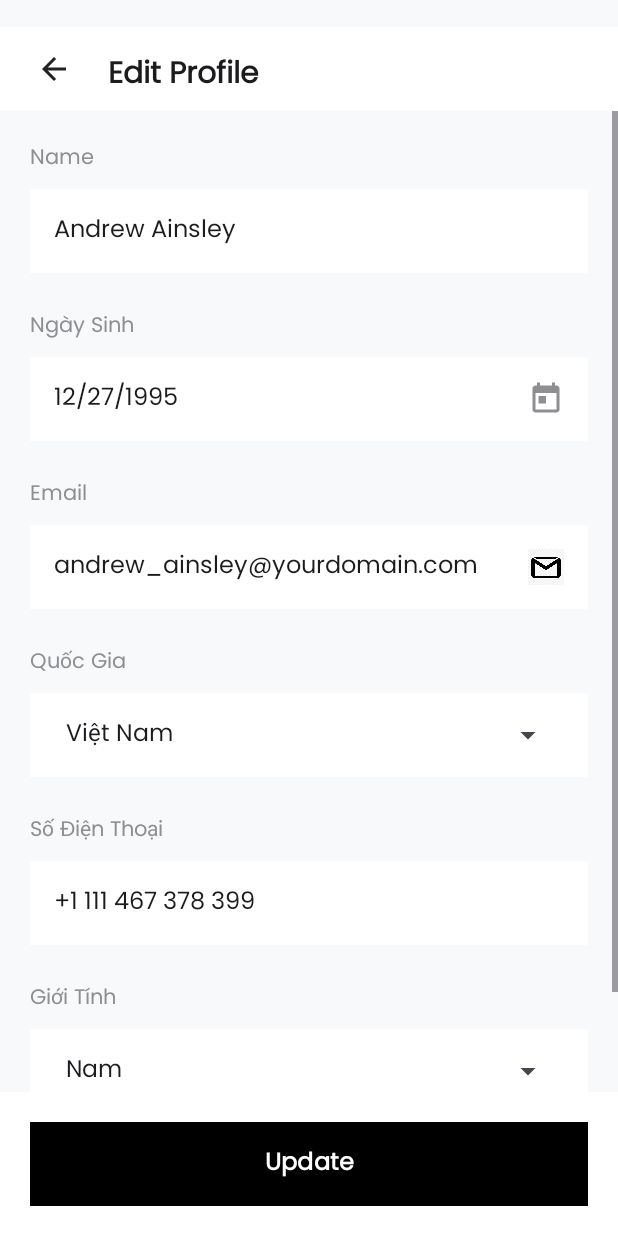
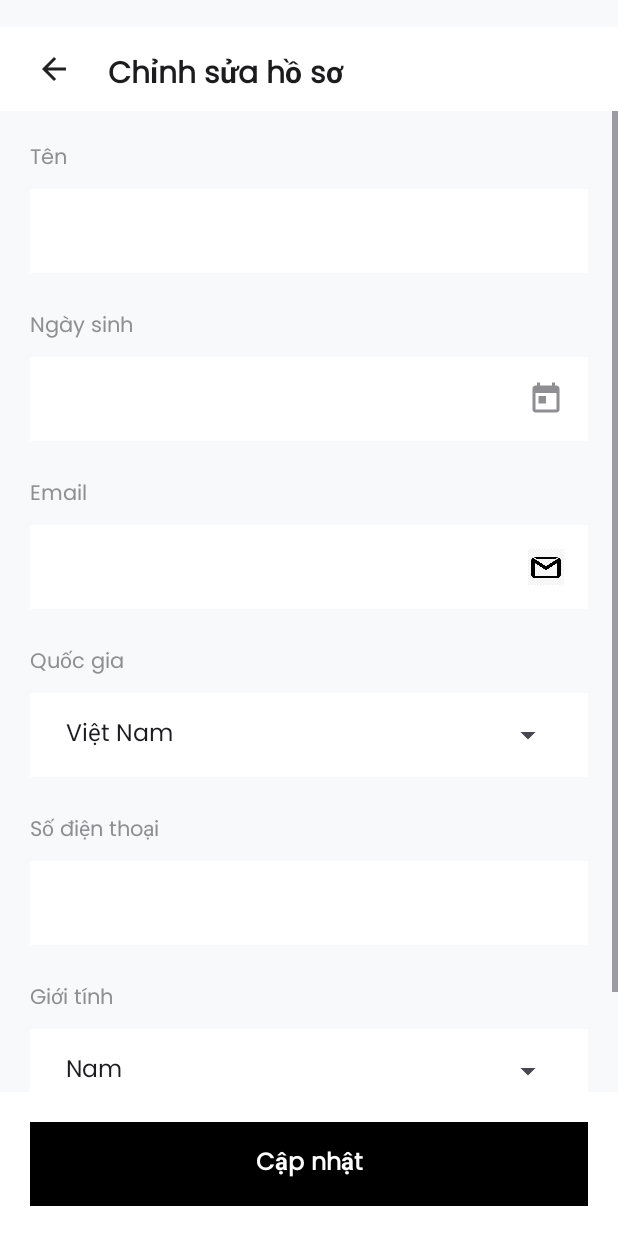
Before and after one commit to Du-Tuan-Minh/PROJECT_PRM, an Android app: the EditProfileActivity screen opened directly, with no data from a screen before it, on a phone screen of 412 x 824 dp. Run offline under Robolectric (Android 15) with nearby library versions, the light colour scheme and no system bars.

Commit message:
update code 7/14/2025

```diff
--- a/app/src/main/java/com/example/project_prm/MainActivity.java
+++ b/app/src/main/java/com/example/project_prm/MainActivity.java
@@ -1,5 +1,6 @@
 package com.example.project_prm;
 
+import android.content.Context;
 import android.content.Intent;
 import android.content.SharedPreferences;
 import android.os.Bundle;
@@ -13,6 +14,7 @@ import androidx.appcompat.app.AppCompatActivity;
 import com.example.project_prm.ui.Article.ArticlesActivity;
 
 import com.example.project_prm.MainScreen.HomeFragment;
+import com.example.project_prm.ui.User_Profile.LanguageHelper;
 import com.example.project_prm.ui.User_Profile.ProfileActivity;
 import com.example.project_prm.ui.auth.SignInActivity;
 import com.example.project_prm.utils.CurrentUser;
@@ -20,6 +22,11 @@ import com.google.android.material.bottomnavigation.BottomNavigationView;
 
 
 public class MainActivity extends AppCompatActivity {
+    @Override
+    protected void attachBaseContext(Context newBase) {
+        super.attachBaseContext(LanguageHelper.wrap(newBase));
+    }
+
 
     @Override
     protected void onCreate(Bundle savedInstanceState) {
--- a/app/src/main/java/com/example/project_prm/ui/User_Profile/EditProfileActivity.java
+++ b/app/src/main/java/com/example/project_prm/ui/User_Profile/EditProfileActivity.java
@@ -1,6 +1,7 @@
 package com.example.project_prm.ui.User_Profile;
 
 import android.app.DatePickerDialog;
+import android.content.Context;
 import android.os.Bundle;
 import android.view.View;
 import android.widget.ArrayAdapter;
@@ -28,6 +29,10 @@ public class EditProfileActivity extends AppCompatActivity {
     private EditText etFullName;
     private TextView tvDob, tvEmail, tvPhone;
 
+    @Override
+    protected void attachBaseContext(Context newBase) {
+        super.attachBaseContext(LanguageHelper.wrap(newBase));
+    }
     @Override
     protected void onCreate(Bundle savedInstanceState) {
         super.onCreate(savedInstanceState);
--- a/app/src/main/res/layout/fragment_edit_profile.xml
+++ b/app/src/main/res/layout/fragment_edit_profile.xml
@@ -27,11 +27,10 @@
             android:layout_width="0dp"
             android:layout_height="wrap_content"
             android:layout_weight="1"
-            android:text="Edit Profile"
+            android:text="@string/edit_profile"
             android:textColor="#1C1C1E"
             android:textSize="20sp"
             android:textStyle="bold" />
-
     </LinearLayout>
 
     <!-- Content -->
@@ -50,7 +49,7 @@
             <TextView
                 android:layout_width="wrap_content"
                 android:layout_height="wrap_content"
-                android:text="Name"
+                android:text="@string/name"
                 android:textColor="#8E8E93"
                 android:textSize="14sp"
                 android:layout_marginBottom="8dp" />
@@ -61,25 +60,20 @@
                 android:layout_height="56dp"
                 android:background="#FFFFFF"
                 android:paddingHorizontal="16dp"
-                android:text="Andrew Ainsley"
                 android:textColor="#1C1C1E"
                 android:textSize="16sp"
                 android:layout_marginBottom="24dp" />
 
-
-
             <!-- Date of Birth -->
             <TextView
-
                 android:layout_width="wrap_content"
                 android:layout_height="wrap_content"
-                android:text="Ngày Sinh"
+                android:text="@string/date_of_birth"
                 android:textColor="#8E8E93"
                 android:textSize="14sp"
                 android:layout_marginBottom="8dp" />
 
             <LinearLayout
-
                 android:layout_width="match_parent"
                 android:layout_height="56dp"
                 android:orientation="horizontal"
@@ -97,25 +91,21 @@
                     android:clickable="true"
                     android:focusable="false"
                     android:inputType="none"
-                    android:text="12/27/1995"
                     android:textColor="#1C1C1E"
-                    android:textSize="16sp"
-                    />
-
+                    android:textSize="16sp" />
 
                 <ImageView
                     android:id="@+id/calendar_icon"
                     android:layout_width="24dp"
                     android:layout_height="24dp"
                     android:src="@drawable/ic_calendar_date" />
-
             </LinearLayout>
 
             <!-- Email -->
             <TextView
                 android:layout_width="wrap_content"
                 android:layout_height="wrap_content"
-                android:text="Email"
+                android:text="@string/email"
                 android:textColor="#8E8E93"
                 android:textSize="14sp"
                 android:layout_marginBottom="8dp" />
@@ -134,23 +124,21 @@
                     android:layout_width="0dp"
                     android:layout_height="wrap_content"
                     android:layout_weight="1"
-                    android:text="andrew_ainsley@yourdomain.com"
                     android:textColor="#1C1C1E"
                     android:textSize="16sp"
-                    android:background="@android:color/transparent"/>
+                    android:background="@android:color/transparent" />
 
                 <ImageView
                     android:layout_width="24dp"
                     android:layout_height="24dp"
                     android:src="@drawable/ic_email" />
-
             </LinearLayout>
 
             <!-- Country -->
             <TextView
                 android:layout_width="wrap_content"
                 android:layout_height="wrap_content"
-                android:text="Quốc Gia"
+                android:text="@string/country"
                 android:textColor="#8E8E93"
                 android:textSize="14sp"
                 android:layout_marginBottom="8dp" />
@@ -169,19 +157,14 @@
                     android:layout_width="0dp"
                     android:layout_height="wrap_content"
                     android:layout_weight="1"
-                    android:text="United States"
-                    android:textColor="#1C1C1E"
-                    android:textSize="16sp"
-                    android:spinnerMode="dropdown"/>
-
+                    android:spinnerMode="dropdown" />
             </LinearLayout>
 
             <!-- Phone -->
-
             <TextView
                 android:layout_width="wrap_content"
                 android:layout_height="wrap_content"
-                android:text="Số Điện Thoại"
+                android:text="@string/phone_number"
                 android:textColor="#8E8E93"
                 android:textSize="14sp"
                 android:layout_marginBottom="8dp" />
@@ -195,28 +178,21 @@
                 android:paddingHorizontal="16dp"
                 android:layout_marginBottom="24dp">
 
-
-
                 <EditText
                     android:id="@+id/tv_phone"
                     android:layout_width="0dp"
                     android:layout_height="wrap_content"
                     android:layout_weight="1"
-                    android:text="+1 111 467 378 399"
                     android:textColor="#1C1C1E"
                     android:textSize="16sp"
-                    android:background="@android:color/transparent"/>
-
-
+                    android:background="@android:color/transparent" />
             </LinearLayout>
 
             <!-- Gender -->
-
-
             <TextView
                 android:layout_width="wrap_content"
                 android:layout_height="wrap_content"
-                android:text="Giới Tính"
+                android:text="@string/gender"
                 android:textColor="#8E8E93"
                 android:textSize="14sp"
                 android:layout_marginBottom="8dp" />
@@ -235,15 +211,9 @@
                     android:layout_width="0dp"
                     android:layout_height="wrap_content"
                     android:layout_weight="1"
-                    android:text="Male"
-                    android:textColor="#1C1C1E"
-                    android:textSize="16sp"
-                    android:spinnerMode="dropdown"/>
-
+                    android:spinnerMode="dropdown" />
             </LinearLayout>
-
         </LinearLayout>
-
     </ScrollView>
 
     <!-- Update Button -->
@@ -257,13 +227,11 @@
             android:id="@+id/update_button"
             android:layout_width="match_parent"
             android:layout_height="56dp"
-            android:text="Update"
+            android:text="@string/update"
             android:textColor="#FFFFFF"
             android:textSize="16sp"
             android:textStyle="bold"
             android:background="#007AFF"
             android:textAllCaps="false" />
-
     </LinearLayout>
-
 </LinearLayout>
```
